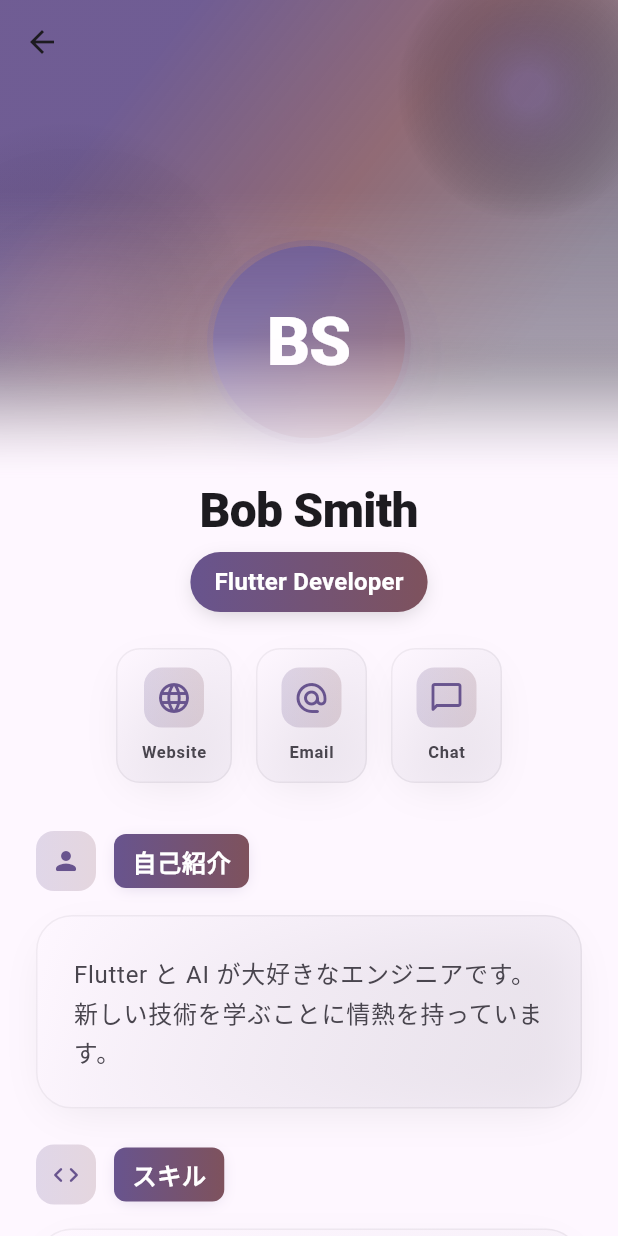
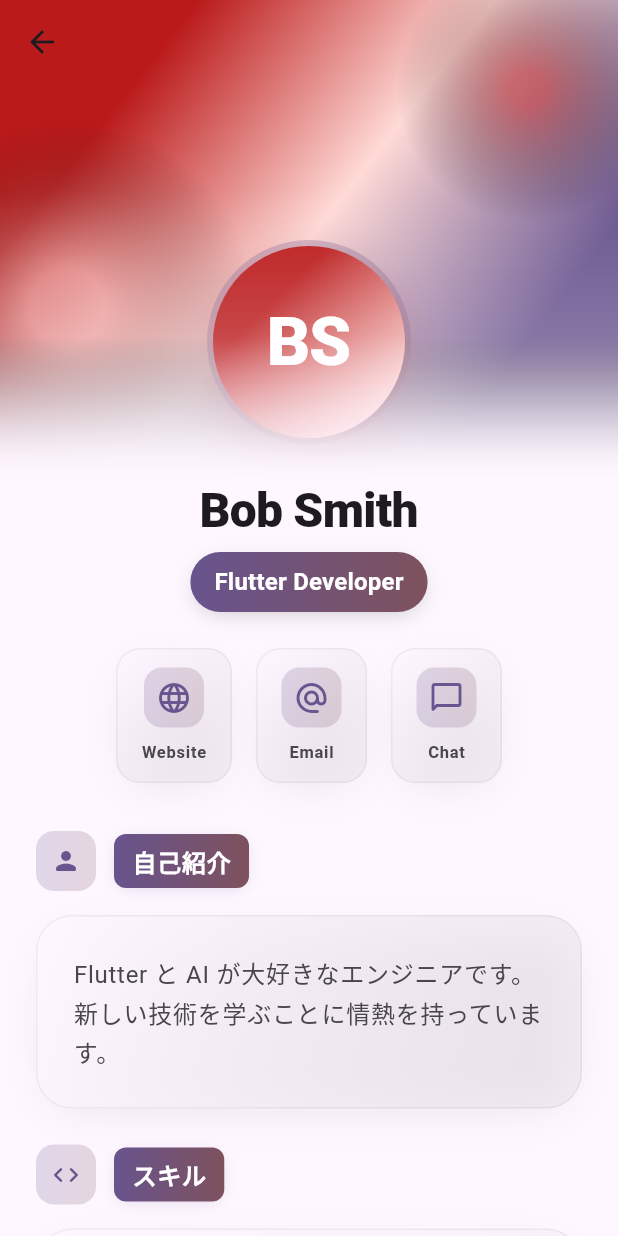
Before and after one commit to Koichi5/cursor_agent_sample, a Flutter app: the ProfileDetailPage screen opened directly with empty values, on a phone screen of 412 x 824 dp. Run offline on Flutter 3.47's test engine with Material 3 defaults, Android fonts, the phone set to English and light mode, and no system bars.

Commit message:
style: Change color scheme to red tones for better visibility

```diff
--- a/lib/views/profile_detail_page/profile_detail_page.dart
+++ b/lib/views/profile_detail_page/profile_detail_page.dart
@@ -43,9 +43,9 @@ class ProfileDetailPage extends StatelessWidget {
                       begin: Alignment.topLeft,
                       end: Alignment.bottomRight,
                       colors: [
-                        theme.colorScheme.primary.withOpacity(0.95),
-                        theme.colorScheme.tertiary.withOpacity(0.85),
-                        theme.colorScheme.secondary.withOpacity(0.75),
+                        theme.colorScheme.error,
+                        theme.colorScheme.errorContainer,
+                        theme.colorScheme.primary,
                       ],
                       stops: const [0.2, 0.5, 0.8],
                     ),
@@ -61,7 +61,7 @@ class ProfileDetailPage extends StatelessWidget {
                           decoration: BoxDecoration(
                             gradient: RadialGradient(
                               colors: [
-                                theme.colorScheme.primary.withOpacity(0.5),
+                                theme.colorScheme.error.withOpacity(0.5),
                                 Colors.transparent,
                               ],
                               stops: const [0.1, 0.8],
@@ -79,7 +79,8 @@ class ProfileDetailPage extends StatelessWidget {
                           decoration: BoxDecoration(
                             gradient: RadialGradient(
                               colors: [
-                                theme.colorScheme.tertiary.withOpacity(0.2),
+                                theme.colorScheme.errorContainer
+                                    .withOpacity(0.4),
                                 Colors.transparent,
                               ],
                               stops: const [0.2, 1.0],
@@ -137,15 +138,15 @@ class ProfileDetailPage extends StatelessWidget {
                                   begin: Alignment.topLeft,
                                   end: Alignment.bottomRight,
                                   colors: [
-                                    theme.colorScheme.primary,
-                                    theme.colorScheme.tertiary.withOpacity(0.9),
+                                    theme.colorScheme.error,
+                                    theme.colorScheme.errorContainer,
                                   ],
                                   stops: const [0.3, 0.9],
                                 ),
                                 shape: BoxShape.circle,
                                 boxShadow: [
                                   BoxShadow(
-                                    color: theme.colorScheme.primary
+                                    color: theme.colorScheme.error
                                         .withOpacity(0.4),
                                     blurRadius: 32,
                                     offset: const Offset(0, 12),
```
